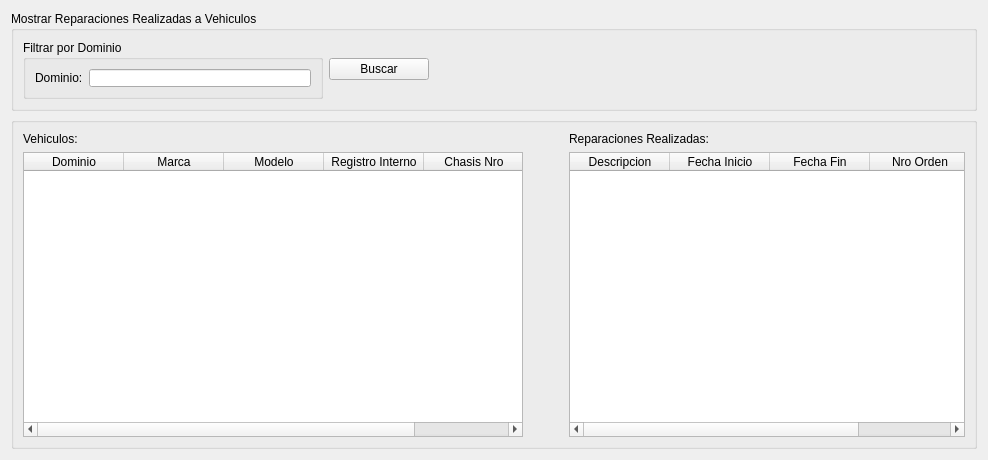
The window that src/ui/WidgetMostrarReparacionesPorVehiculo.ui (guilleurrutia10/division-transporte) describes before a commit, drawn with Qt 5.
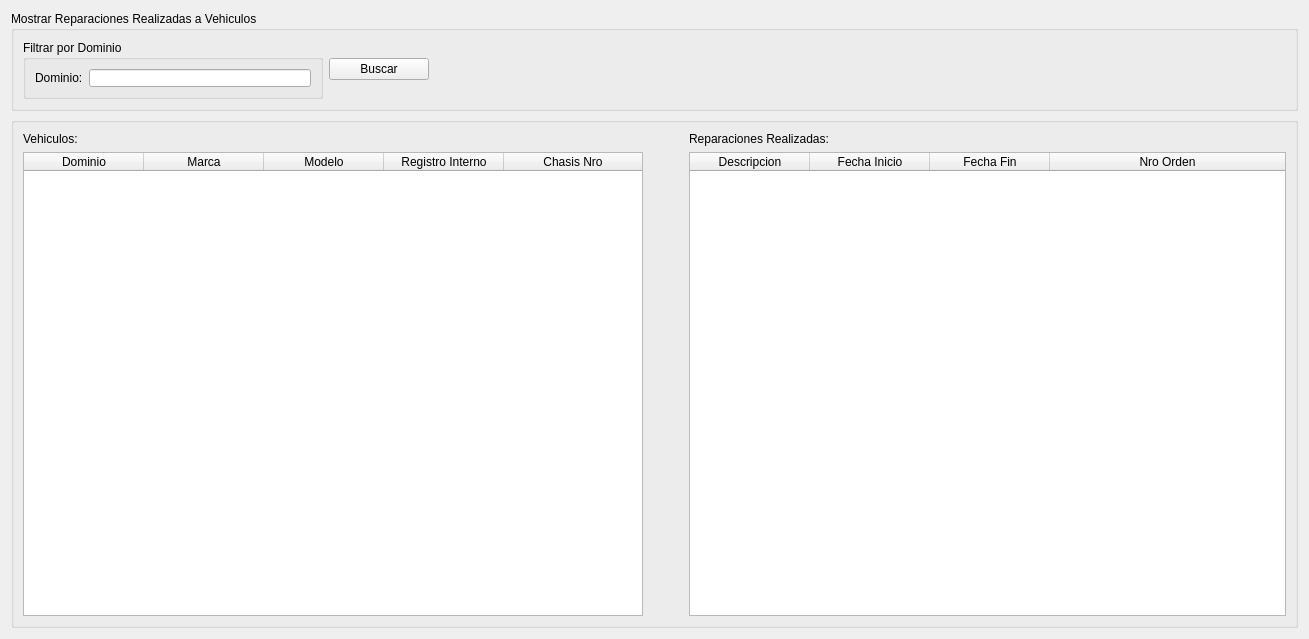
The same window after the commit.

Commit message: Listado de Vehiculos con reparaciones planificadas y realizadas casi completos

```diff
--- a/src/ui/WidgetMostrarReparacionesPorVehiculo.ui
+++ b/src/ui/WidgetMostrarReparacionesPorVehiculo.ui
@@ -9,16 +9,22 @@
    <rect>
     <x>0</x>
     <y>0</y>
-    <width>988</width>
-    <height>460</height>
+    <width>1309</width>
+    <height>639</height>
    </rect>
   </property>
   <property name="minimumSize">
    <size>
-    <width>988</width>
+    <width>601</width>
     <height>460</height>
    </size>
   </property>
+  <property name="maximumSize">
+   <size>
+    <width>16777215</width>
+    <height>16777215</height>
+   </size>
+  </property>
   <property name="windowTitle">
    <string>Mostrar Reparaciones Por Vehiculo</string>
   </property>
@@ -118,6 +124,18 @@
      <layout class="QGridLayout" name="gridLayout">
       <item row="1" column="2">
        <widget class="QTableWidget" name="tableWidgetReparaciones">
+        <property name="maximumSize">
+         <size>
+          <width>600</width>
+          <height>16777215</height>
+         </size>
+        </property>
+        <attribute name="horizontalHeaderDefaultSectionSize">
+         <number>120</number>
+        </attribute>
+        <attribute name="horizontalHeaderStretchLastSection">
+         <bool>true</bool>
+        </attribute>
         <column>
          <property name="text">
           <string>Descripcion</string>
@@ -144,7 +162,7 @@
        <widget class="QTableWidget" name="tableWidgetVehiculos">
         <property name="minimumSize">
          <size>
-          <width>500</width>
+          <width>620</width>
           <height>0</height>
          </size>
         </property>
@@ -154,6 +172,15 @@
           <height>16777215</height>
          </size>
         </property>
+        <attribute name="horizontalHeaderDefaultSectionSize">
+         <number>120</number>
+        </attribute>
+        <attribute name="horizontalHeaderStretchLastSection">
+         <bool>true</bool>
+        </attribute>
+        <attribute name="verticalHeaderStretchLastSection">
+         <bool>false</bool>
+        </attribute>
         <column>
          <property name="text">
           <string>Dominio</string>
```
The commit also changes 8 other files.
